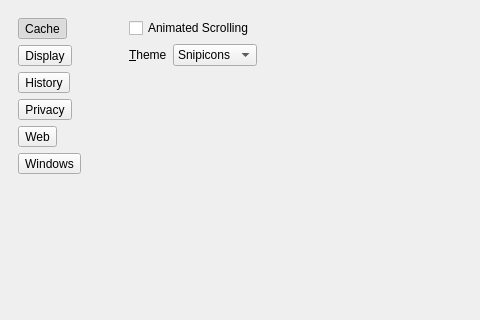
Old version of the form 2.x/UI/dooble_settings.ui in the repository textbrowser/dooble; both pictures show x 0 to 480 and y 0 to 320 of the 800 by 700 pixel window.
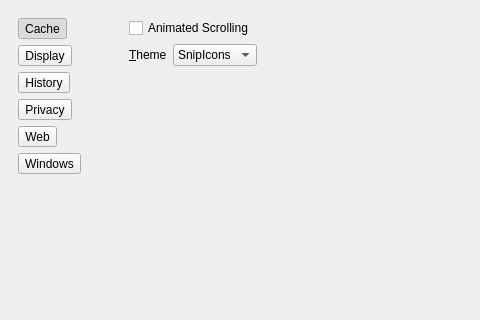
New version of the form. The open tabs and pages were chosen to show the change. Icons and pictures are not drawn.

The edit to the form file:
```diff
--- a/2.x/UI/dooble_settings.ui
+++ b/2.x/UI/dooble_settings.ui
@@ -348,6 +348,9 @@
             </item>
             <item>
              <widget class="QComboBox" name="theme">
+              <property name="currentIndex">
+               <number>1</number>
+              </property>
               <property name="insertPolicy">
                <enum>QComboBox::NoInsert</enum>
               </property>
@@ -356,7 +359,12 @@
               </property>
               <item>
                <property name="text">
-                <string>Snipicons</string>
+                <string>BlueBits</string>
+               </property>
+              </item>
+              <item>
+               <property name="text">
+                <string>SnipIcons</string>
                </property>
               </item>
              </widget>
```
Left out of the diff: 18 changed lines with no effect on the pictures.
